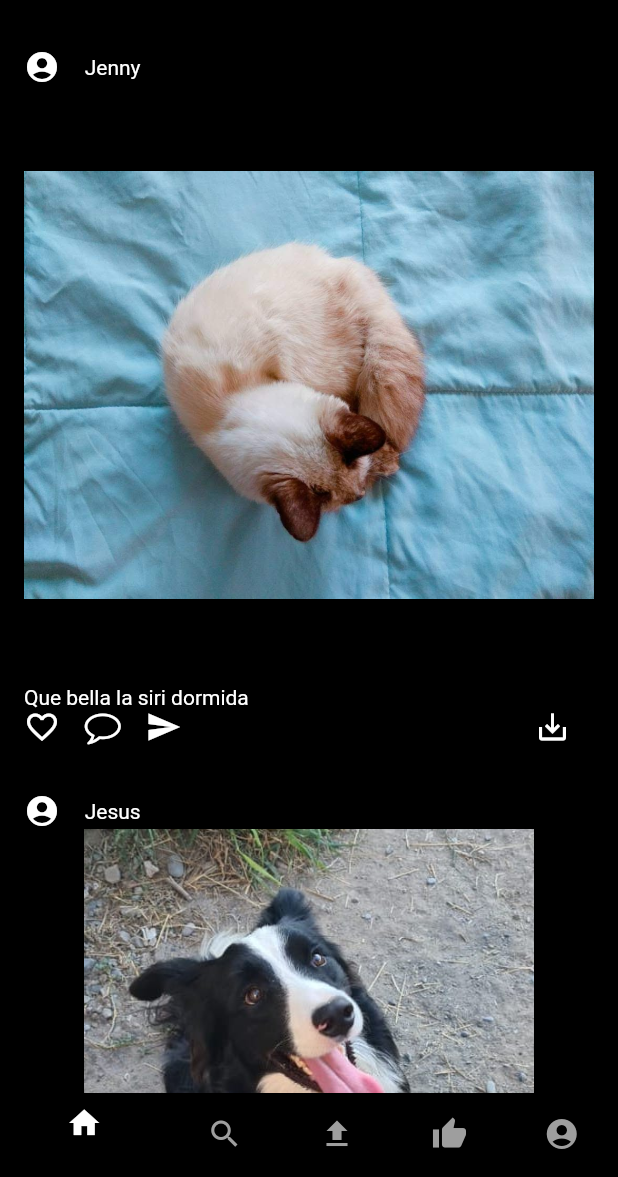
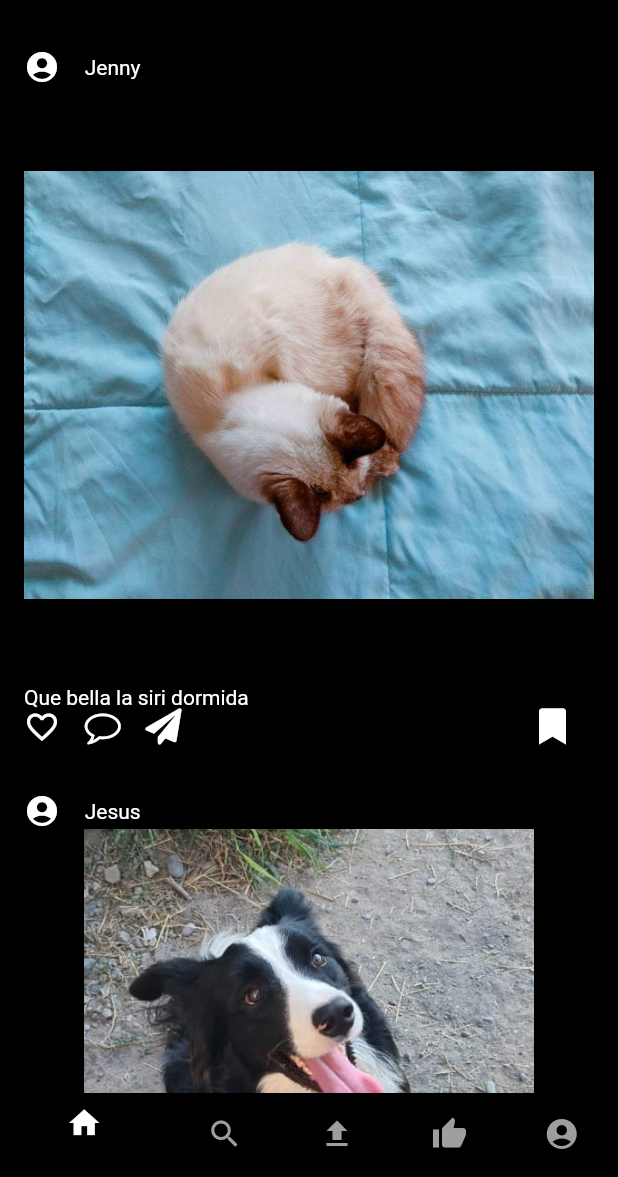
Before and after one commit to Jercg17/Instagram, a Flutter app: the screen it shows after launch, on a phone screen of 412 x 824 dp, the part 59-1236 px from its top. Run offline on Flutter 3.47's test engine with Material 2 defaults, Android fonts, the phone set to English and light mode, and no system bars.

Commit message:
Iconos nuevos

```diff
--- a/lib/InstagramPages/InstagramHome.dart
+++ b/lib/InstagramPages/InstagramHome.dart
@@ -75,14 +75,14 @@ class _InstagramHomeState extends State<InstagramHome> {
                 width: width / 25,
               ),
               Icon(
-                Icons.send,
+                MyFlutterApp.paper_plane,
                 color: Colors.white,
               ),
               SizedBox(
                 width: width / 1.75,
               ),
               Icon(
-                Icons.save_alt,
+                MyFlutterApp.bookmark,
                 color: Colors.white,
               ),
             ],
```
